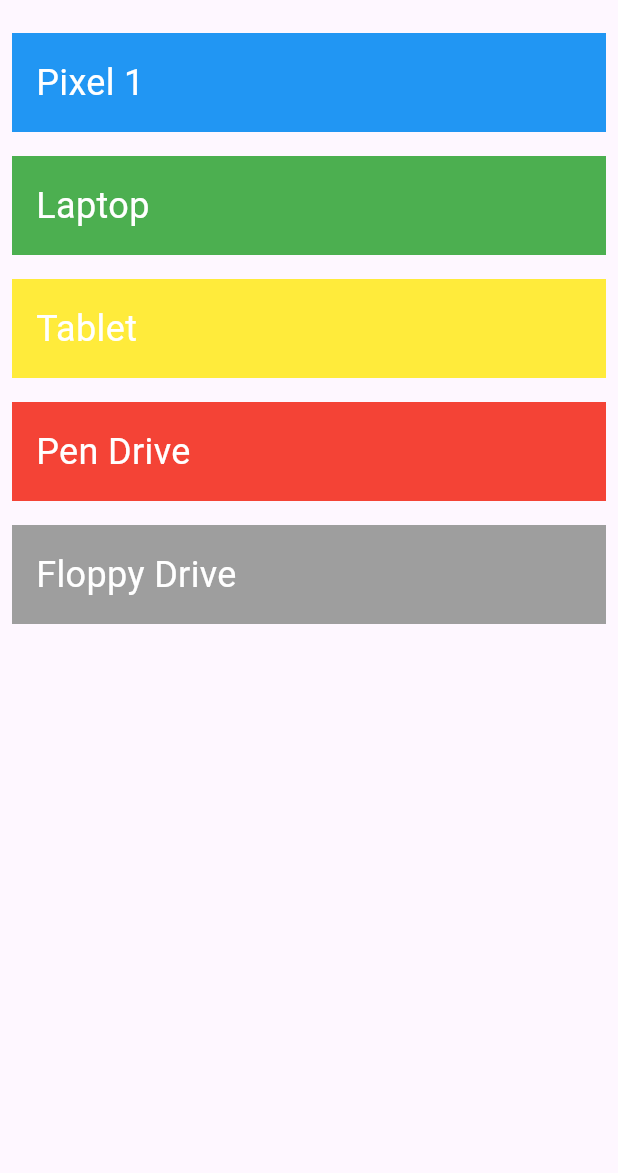
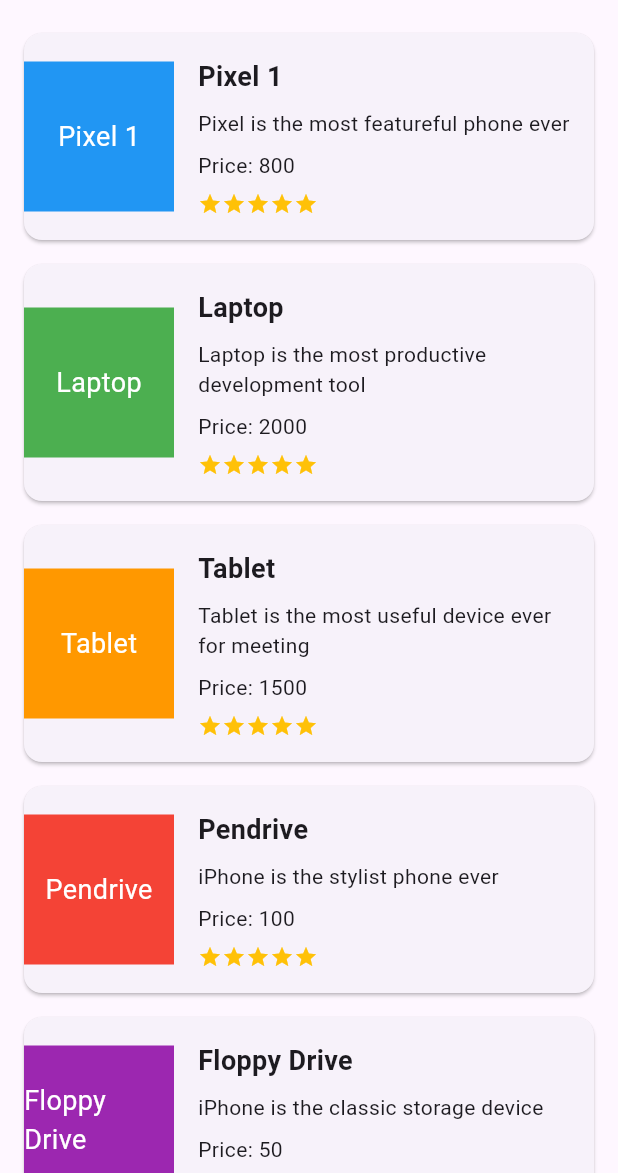
Before and after one commit to Ajang-Deng98/breakoutroom_3_assignment, a Flutter app: the screen it shows after launch, on a phone screen of 412 x 824 dp, the part 63-1236 px from its top. Run offline on Flutter 3.47's test engine with Material 3 defaults, Android fonts, the light colour scheme and no system bars.

Commit message:
Update main.dart

```diff
--- a/lib/main.dart
+++ b/lib/main.dart
@@ -1,5 +1,10 @@
 import 'package:flutter/material.dart';
+import 'product_detail.dart';
 
+/// The main entry point for the app.
+///
+/// Called when the app is launched.
+///
 void main() {
   runApp(ProductApp());
 }
@@ -16,36 +21,106 @@
 }
 
 class ProductListPage extends StatelessWidget {
-  final List<Map<String, String>> products = [
-    {'name': 'Pixel 1', 'description': 'Pixel is the most phone ever', 'price': '800', 'color': 'blue'},
-    {'name': 'Laptop', 'description': 'Laptop is the most productive development tool', 'price': '2000', 'color': 'green'},
-    {'name': 'Tablet', 'description': 'Tablet is the most useful device ever for meeting', 'price': '1500', 'color': 'yellow'},
-    {'name': 'Pen Drive', 'description': 'One of the stylish pen drive ever', 'price': '100', 'color': 'red'},
-    {'name': 'Floppy Drive', 'description': 'Old but gold storage device', 'price': '50', 'color': 'grey'},
+  final List<Map<String, dynamic>> products = [
+    {
+      'name': 'Pixel 1',
+      'description': 'Pixel is the most featureful phone ever',
+      'price': 800,
+      'color': Colors.blue
+    },
+    {
+      'name': 'Laptop',
+      'description': 'Laptop is the most productive development tool',
+      'price': 2000,
+      'color': Colors.green
+    },
+    {
+      'name': 'Tablet',
+      'description': 'Tablet is the most useful device ever for meeting',
+      'price': 1500,
+      'color': Colors.orange
+    },
+    {
+      'name': 'Pendrive',
+      'description': 'iPhone is the stylist phone ever',
+      'price': 100,
+      'color': Colors.red
+    },
+    {
+      'name': 'Floppy Drive',
+      'description': 'iPhone is the classic storage device',
+      'price': 50,
+      'color': Colors.purple
+    },
   ];
 
   @override
   Widget build(BuildContext context) {
     return Scaffold(
-      appBar: AppBar(title: Text('Product Navigation')),
+      appBar: AppBar(
+        title: Text('Product Navigation'),
+      ),
       body: ListView.builder(
         itemCount: products.length,
         itemBuilder: (context, index) {
           final product = products[index];
-          return GestureDetector(
-            onTap: () => Navigator.push(
-              context,
-              MaterialPageRoute(
-                builder: (context) => ProductDetailPage(product: product),
-              ),
-            ),
-            child: Container(
-              margin: EdgeInsets.all(8),
-              padding: EdgeInsets.all(16),
-              color: getColor(product['color']!),
-              child: Text(
-                product['name']!,
-                style: TextStyle(fontSize: 24, color: Colors.white),
+          return Card(
+            margin: const EdgeInsets.symmetric(vertical: 8, horizontal: 16),
+            child: InkWell(
+              onTap: () {
+                Navigator.push(
+                  context,
+                  MaterialPageRoute(
+                    builder: (context) => ProductDetailPage(
+                      name: product['name'],
+                      description: product['description'],
+                      price: product['price'],
+                      color: product['color'],
+                    ),
+                  ),
+                );
+              },
+              child: Row(
+                children: [
+                  // Left part with color and product name
+                  Container(
+                    color: product['color'],
+                    width: 100,
+                    height: 100,
+                    alignment: Alignment.center,
+                    child: Text(
+                      product['name'],
+                      style: TextStyle(color: Colors.white, fontSize: 18),
+                    ),
+                  ),
+                  // Right part with details
+                  Expanded(
+                    child: Padding(
+                      padding: const EdgeInsets.all(16.0),
+                      child: Column(
+                        crossAxisAlignment: CrossAxisAlignment.start,
+                        children: [
+                          Text(
+                            product['name'],
+                            style: TextStyle(
+                                fontSize: 18, fontWeight: FontWeight.bold),
+                          ),
+                          SizedBox(height: 8),
+                          Text(product['description']),
+                          SizedBox(height: 8),
+                          Text('Price: ${product['price']}'),
+                          SizedBox(height: 8),
+                          Row(
+                            children: List.generate(5, (index) {
+                              return Icon(Icons.star,
+                                  size: 16, color: Colors.amber);
+                            }),
+                          ),
+                        ],
+                      ),
+                    ),
+                  ),
+                ],
               ),
             ),
           );
@@ -54,49 +129,3 @@
     );
   }
 }
-
-class ProductDetailPage extends StatelessWidget {
-  final Map<String, String> product;
-
-  ProductDetailPage({required this.product});
-
-
-  @override
-  Widget build(BuildContext context) {
-    return Scaffold(
-      appBar: AppBar(title: Text(product['name']!)),
-      body: Center(
-        child: Column(
-          mainAxisAlignment: MainAxisAlignment.center,
-          children: [
-            Text(
-              product['name']!,
-              style: TextStyle(fontSize: 32, color: getColor(product['color']!)),
-            ),
-            SizedBox(height: 16),
-            Text(product['description']!, style: TextStyle(fontSize: 18)),
-            SizedBox(height: 8),
-            Text('Price: ${product['price']}', style: TextStyle(fontSize: 18)),
-          ],
-        ),
-      ),
-    );
-  }      // scaffold ends
-}
-
-Color getColor(String color) {
-  switch (color) {
-    case 'blue':
-      return Colors.blue;
-    case 'green':
-      return Colors.green;
-    case 'yellow':
-      return Colors.yellow;
-    case 'red':
-      return Colors.red;
-    case 'grey':
-      return Colors.grey;
-    default:
-      return Colors.white;
-  }
-}
```
